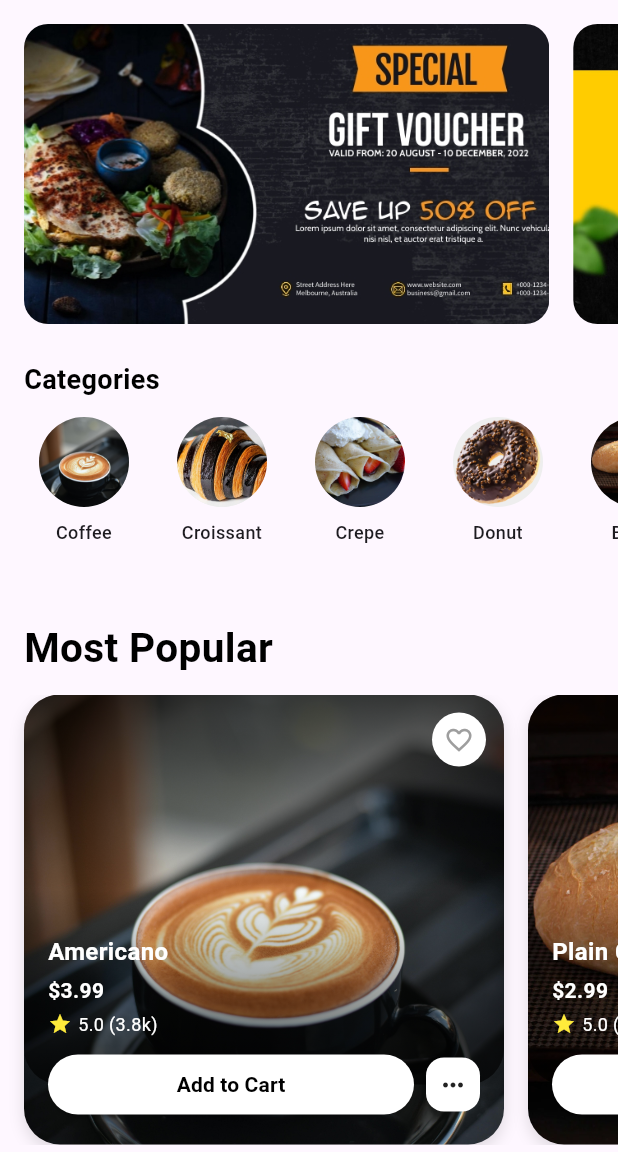
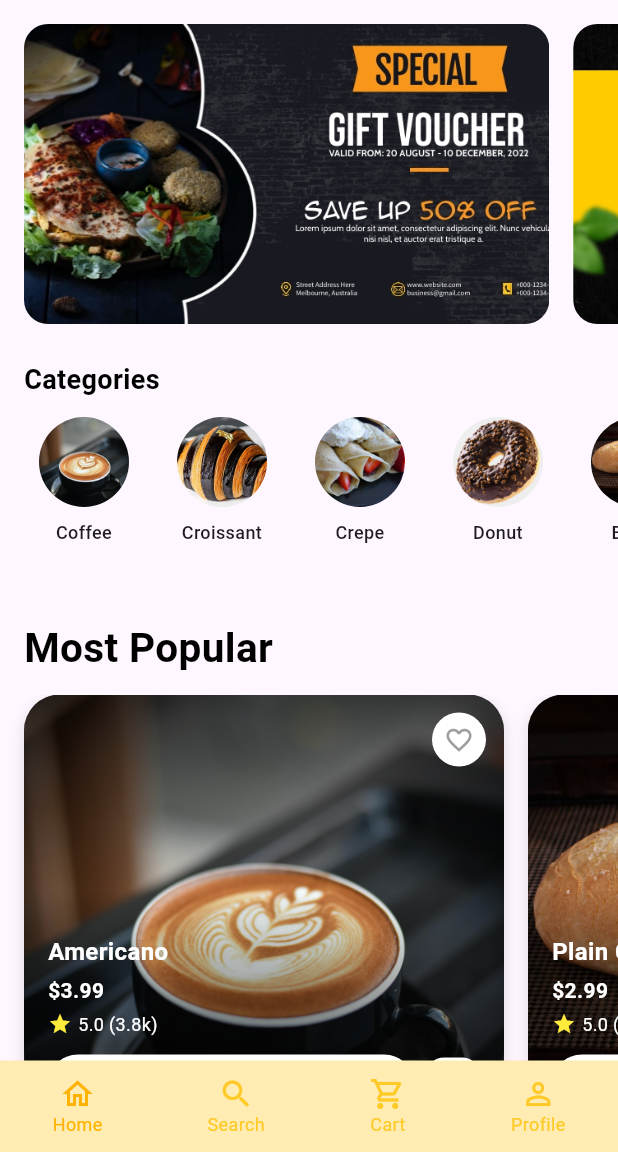
Before and after one commit to Sachith-AB/Bus-Booking-System, a Flutter app: the HomePage screen opened by its route, on a phone screen of 412 x 824 dp, the part 84-1236 px from its top. Run offline on Flutter 3.47's test engine with Material 3 defaults, Android fonts, the phone set to English and light mode, and no system bars; our stand-ins replace cloud_firestore, firebase_auth, firebase_core, get, shared_preferences; accounts and stored records are empty.

Commit message:
create below nav bar

```diff
--- /dev/null
+++ b/lib/src/app/components/custom_navbar.dart
@@ -0,0 +1,103 @@
+import 'package:flutter/material.dart';
+import 'package:bus_booking/src/utils/color/colors.dart';
+
+class MainScaffold extends StatefulWidget {
+  final Widget body;
+  final int selectedIndex;
+
+  const MainScaffold({
+    Key? key,
+    required this.body,
+    this.selectedIndex = 0,
+  }) : super(key: key);
+
+  @override
+  State<MainScaffold> createState() => _MainScaffoldState();
+}
+
+class _MainScaffoldState extends State<MainScaffold> {
+  late int _currentIndex;
+
+  @override
+  void initState() {
+    super.initState();
+    _currentIndex = widget.selectedIndex;
+  }
+
+  void _onTabTapped(int index) {
+    if (_currentIndex == index) return;
+    setState(() {
+      _currentIndex = index;
+    });
+
+    // Replace with your actual route names
+    switch (index) {
+      case 0:
+        Navigator.pushReplacementNamed(context, '/home');
+        break;
+      case 1:
+        Navigator.pushReplacementNamed(context, '/home');
+        break;
+      case 2:
+        Navigator.pushReplacementNamed(context, '/home');
+        break;
+      case 3:
+        Navigator.pushReplacementNamed(context, '/home');
+        break;
+    }
+  }
+
+  @override
+  Widget build(BuildContext context) {
+    return Scaffold(
+      body: widget.body,
+      bottomNavigationBar: Container(
+        decoration: BoxDecoration(
+          color: KColors.appPrimary.shade100
+        ),
+        child: Row(
+          mainAxisAlignment: MainAxisAlignment.spaceAround,
+          children: [
+            _buildNavItem(0, Icons.home_outlined, 'Home'),
+            _buildNavItem(1, Icons.search_outlined, 'Search'),
+            _buildNavItem(2, Icons.shopping_cart_outlined, 'Cart'),
+            _buildNavItem(3, Icons.person_outline, 'Profile'),
+          ],
+        ),
+      ),
+    );
+  }
+
+  Widget _buildNavItem(int index, IconData icon, String label) {
+    final bool isSelected = _currentIndex == index;
+    return GestureDetector(
+      onTap: () => _onTabTapped(index),
+      child: Container(
+        padding: const EdgeInsets.symmetric(vertical: 10, horizontal: 16),
+        decoration: BoxDecoration(
+          borderRadius: const BorderRadius.only(
+            bottomLeft: Radius.circular(1000),
+            bottomRight:Radius.circular(1000),
+            topLeft: Radius.circular(20),
+            topRight: Radius.circular(20)
+          ),
+        ),
+        child: Column(
+          mainAxisSize: MainAxisSize.min,
+          children: [
+            Icon(icon,
+              color: isSelected ? KColors.appPrimary.shade600 : KColors.appPrimary.shade400
+            ),
+            Text(
+              label,
+              style: TextStyle(
+                color: isSelected ? KColors.appPrimary.shade600 : KColors.appPrimary.shade400,
+                fontSize: 12,
+              ),
+            ),
+          ],
+        ),
+      ),
+    );
+  }
+}
--- a/lib/src/app/components/custome_search_bar.dart
+++ b/lib/src/app/components/custom_search_bar.dart
@@ -1,4 +1,3 @@
-import 'package:flutter/cupertino.dart';
 import 'package:flutter/material.dart';
 
 class SearchBarWidget extends StatelessWidget {
--- a/lib/src/app/views/user/Home/home_screen.dart
+++ b/lib/src/app/views/user/Home/home_screen.dart
@@ -1,3 +1,4 @@
+import 'package:bus_booking/src/app/components/custom_navbar.dart';
 import 'package:bus_booking/src/app/components/primary_header.dart';
 import 'package:bus_booking/src/app/models/category_model.dart';
 import 'package:bus_booking/src/app/models/product_model.dart';
@@ -59,7 +60,8 @@ class HomePage extends StatelessWidget {
     ];
 
 
-    return Scaffold(
+    return MainScaffold(
+      body: Scaffold(
         appBar: AppBar(
           title: const PrimaryHeader(text: 'Food Store'),
           backgroundColor: KColors.appPrimary.shade100,
@@ -127,10 +129,12 @@ class HomePage extends StatelessWidget {
                 ),
                 const SizedBox(height: 12),
                 ProductGrid(products: popularProducts),
+                const SizedBox(height: 12),
               ],
             ),
           ),
         ),
+      )
     );
   }
 }
```
Lines whose indentation alone changed are shown as unchanged.
